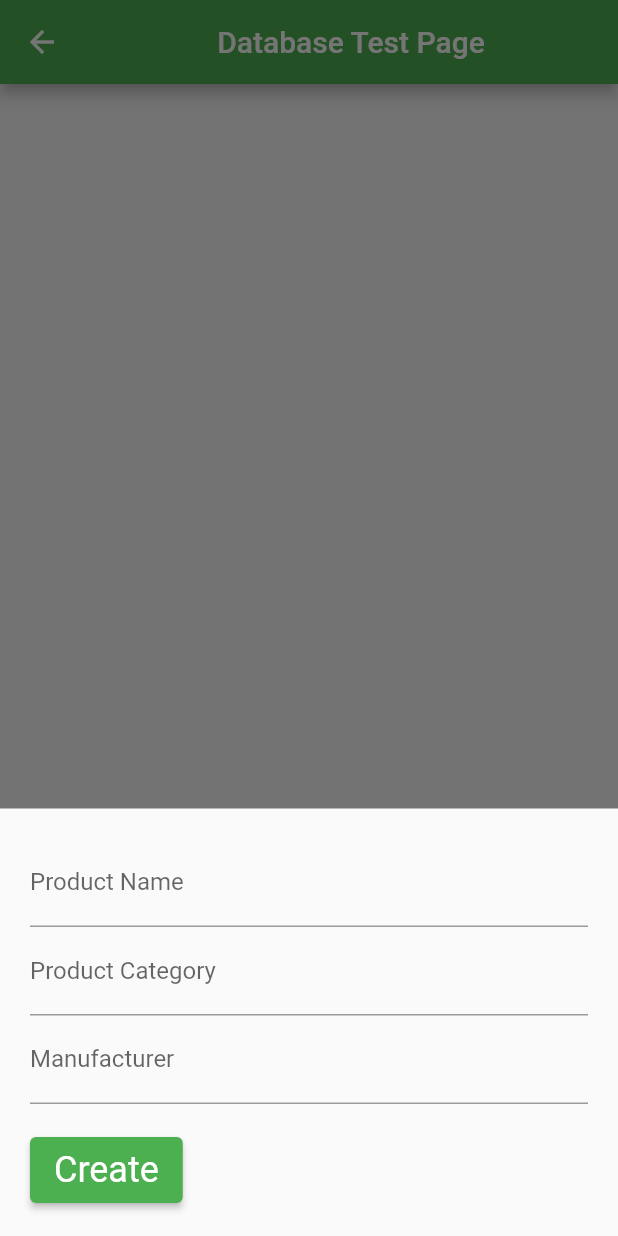
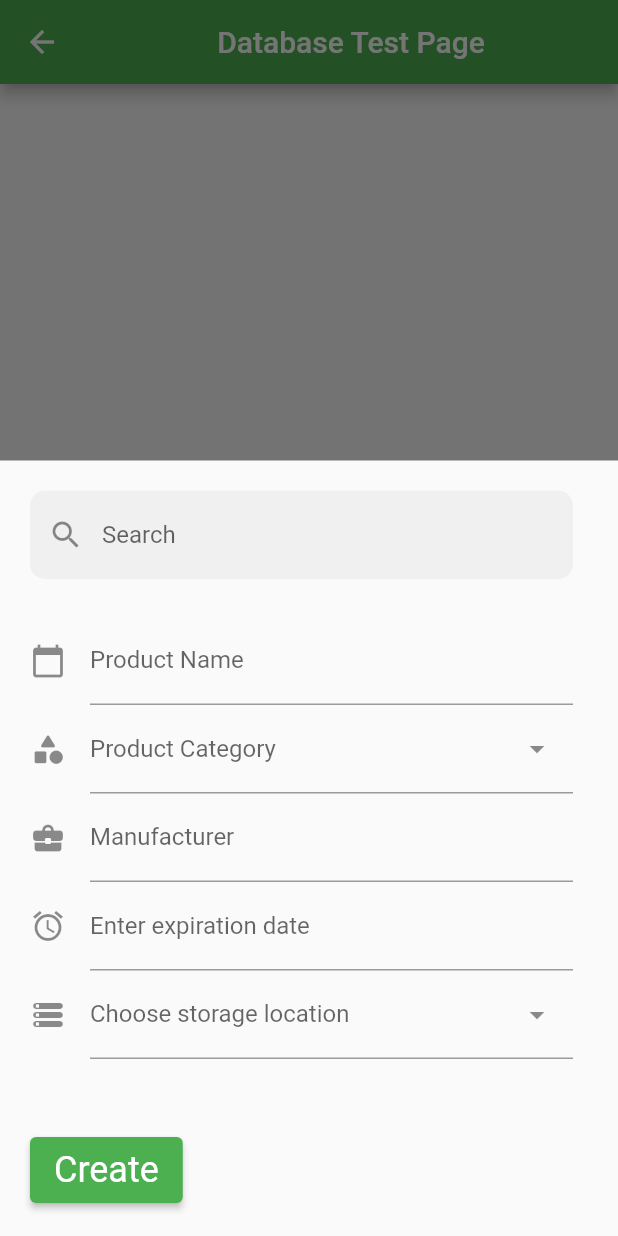
Before and after one commit to fredrikhoelseter/WhatsInMyFridge, a Flutter app: the DataBaseTestPage screen opened by its route, after a tap on the "add" icon, on a phone screen of 412 x 824 dp. Run offline on Flutter 3.47's test engine with Material 2 defaults, Android fonts, the phone set to English and light mode, and no system bars; our stand-ins replace cloud_firestore, firebase_auth, firebase_core; accounts and stored records are empty.

Commit message:
New create foodItem fields

```diff
--- a/lib/screens/databasetest_page.dart
+++ b/lib/screens/databasetest_page.dart
@@ -4,6 +4,7 @@ import 'package:firebase_core/firebase_core.dart';
 import 'package:cloud_firestore/cloud_firestore.dart';
 import 'package:whats_in_my_fridge/utilities/fire_auth.dart';
 import 'package:whats_in_my_fridge/widgets/appbar_buttons.dart';
+import 'package:intl/intl.dart';
 
 class DataBaseTestPage extends StatefulWidget {
   static String routeName = '/databasetestpage';
@@ -17,12 +18,25 @@ class _DataBaseTestPageState extends State<DataBaseTestPage> {
   User? user;
 // text fields' controllers
   final TextEditingController _productNameController = TextEditingController();
-  final TextEditingController _productCategoryController =
-      TextEditingController();
+  final TextEditingController _productCategoryController = TextEditingController();
   final TextEditingController _manufacturerController = TextEditingController();
+  final TextEditingController _dateinput = TextEditingController();
+  final TextEditingController _containerInput = TextEditingController();
 
   final CollectionReference _foodItems =
       FirebaseFirestore.instance.collection('foodItems');
+
+  // Needs to be initialized in firebase
+  // Example categories
+  var foodCategories = ['Beverage', 'Dairy', 'Meats', 'Dry', 'Other'];
+
+  var foodContainers = ['Fridge', 'Freezer', 'Other'];
+
+  @override
+  void initState() {
+    _dateinput.text = "";
+    super.initState();
+  }
 
   Future<void> _create([DocumentSnapshot? documentSnapshot]) async {
     user = await FireAuth.getCurrentUser();
@@ -34,27 +48,112 @@ class _DataBaseTestPageState extends State<DataBaseTestPage> {
             padding: EdgeInsets.only(
                 top: 20,
                 left: 20,
-                right: 20,
-                bottom: MediaQuery.of(ctx).viewInsets.bottom + 20),
+                right: 30,
+                bottom: MediaQuery.of(ctx).viewInsets.bottom),
             child: Column(
               mainAxisSize: MainAxisSize.min,
               crossAxisAlignment: CrossAxisAlignment.start,
               children: [
                 TextField(
+                  cursorColor: Colors.green,
+                  decoration: InputDecoration(
+                    filled: true,
+                    border: OutlineInputBorder(
+                      borderRadius: BorderRadius.circular(10),
+                      borderSide: BorderSide.none
+                    ),
+                    hintText: 'Search',
+                    prefixIcon: Container(
+                      padding: EdgeInsets.all(10),
+                      child: const Icon(Icons.search),
+                    )
+                  ),
+                ),
+                const SizedBox(
+                    height: 25,
+                ),
+
+                TextField(
                   controller: _productNameController,
-                  decoration: const InputDecoration(labelText: 'Product Name'),
+                  decoration: const InputDecoration(labelText: 'Product Name', icon: Icon(Icons.calendar_today),),
                 ),
                 TextField(
                   controller: _productCategoryController,
                   decoration:
-                      const InputDecoration(labelText: 'Product Category'),
+                       InputDecoration(
+                        labelText: 'Product Category',
+                        icon: Icon(Icons.category_rounded),
+                        suffixIcon: PopupMenuButton<String>(
+                          icon:  Icon(Icons.arrow_drop_down),
+                          onSelected: (String value) {
+                            _productCategoryController.text = value;
+                          },
+                          itemBuilder: (BuildContext context) {
+                            return foodCategories
+                                .map<PopupMenuItem<String>>((String value) {
+                                  return new PopupMenuItem(child: new Text(value), value: value);
+                            }).toList();
+                          },
+                        ),
+                      ),
                 ),
                 TextField(
                   controller: _manufacturerController,
-                  decoration: const InputDecoration(labelText: 'Manufacturer'),
+                  decoration: const InputDecoration(labelText: 'Manufacturer', icon: Icon(Icons.business_center_rounded),),
                 ),
+                TextField(
+                  controller: _dateinput,
+                  decoration: InputDecoration(
+                    labelText: "Enter expiration date",
+                    icon: Icon(Icons.alarm,),
+
+                ),
+                  readOnly: true,
+                  onTap: () async {
+                    DateTime? pickedDate = await showDatePicker(
+                        context: context,
+                        initialDate: DateTime.now(),
+                        firstDate: DateTime(2000),
+                        lastDate: DateTime(2101)
+                    );
+
+                    if(pickedDate != null) {
+                      print(pickedDate);
+                      String formattedDate = DateFormat('yyyy-MM-dd').format(pickedDate);
+                      print(formattedDate);
+
+                      setState(() {
+                        _dateinput.text = formattedDate;
+                      });
+                    } else{
+                      print("Date is not selected");
+                    }
+                  },
+                ),
+                TextField(
+                  controller: _containerInput,
+                  decoration:
+                  InputDecoration(
+                    labelText: 'Choose storage location',
+                    icon: Icon(Icons.storage_rounded),
+                    suffixIcon: PopupMenuButton<String>(
+                      icon:  Icon(Icons.arrow_drop_down),
+                      onSelected: (String value) {
+                        _containerInput.text = value;
+                      },
+                      itemBuilder: (BuildContext context) {
+                        return foodContainers
+                            .map<PopupMenuItem<String>>((String value) {
+                          return new PopupMenuItem(child: new Text(value), value: value);
+                        }).toList();
+                      },
+                    ),
+                  ),
+                ),
+
+
                 const SizedBox(
-                  height: 20,
+                  height: 50,
                 ),
                 ElevatedButton(
                   child: const Text('Create'),
@@ -79,7 +178,8 @@ class _DataBaseTestPageState extends State<DataBaseTestPage> {
                       Navigator.of(context).pop();
                     }
                   },
-                )
+                ),
+                SizedBox(height: 20),
               ],
             ),
           );
```
